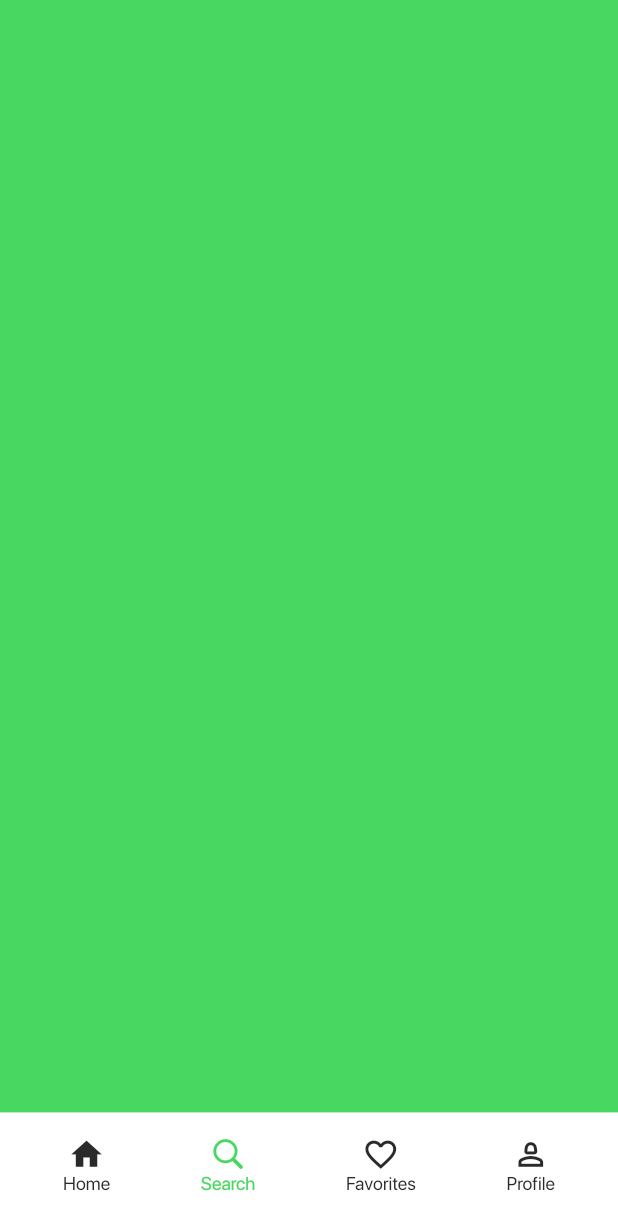
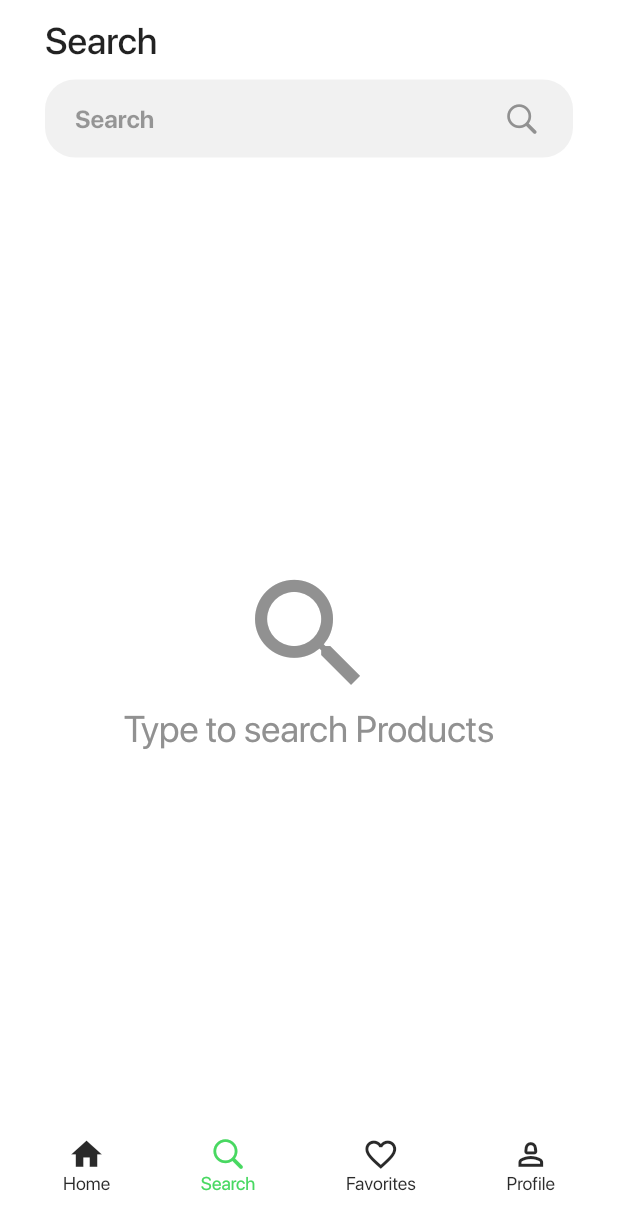
Before and after one commit to ence52/e-commerce_app_flutter, a Flutter app: the screen it shows after launch, scrolled down 314 dp, after a tap on "Search", on a phone screen of 412 x 824 dp. Shown: the top 1230 px of the screen. Run offline on Flutter 3.47's test engine with Material 3 defaults, Android fonts, the phone set to English and light mode, and no system bars; our stand-ins replace cached_network_image, sizer; network calls fail; project files that could hold a hidden picture were left out.

Commit message:
search page added

```diff
--- a/lib/main.dart
+++ b/lib/main.dart
@@ -4,6 +4,7 @@ import 'package:ecommerce_app/view_models/cart_view_model.dart';
 import 'package:ecommerce_app/view_models/home_view_model.dart';
 import 'package:ecommerce_app/view_models/main_page_view_model.dart';
 import 'package:ecommerce_app/view_models/product_detail_view_model.dart';
+import 'package:ecommerce_app/view_models/search_view_model.dart';
 import 'package:flutter/material.dart';
 import 'package:provider/provider.dart';
 import 'package:sizer/sizer.dart';
@@ -33,6 +34,9 @@ class MyApp extends StatelessWidget {
           ChangeNotifierProvider(
             create: (_) => CartViewModel(),
           ),
+          ChangeNotifierProvider(
+            create: (_) => SearchViewModel(),
+          ),
         ],
         child: MaterialApp(
           scrollBehavior: const ScrollBehavior(),
--- a/lib/screens/search_view/search_view.dart
+++ b/lib/screens/search_view/search_view.dart
@@ -1,16 +1,174 @@
 import 'package:ecommerce_app/utils/constants.dart';
+import 'package:ecommerce_app/view_models/search_view_model.dart';
+import 'package:flutter/cupertino.dart';
 import 'package:flutter/material.dart';
+import 'package:provider/provider.dart';
 import 'package:sizer/sizer.dart';
 
-class SeachView extends StatelessWidget {
+import '../../widgets/home_view/item_card.dart';
+
+class SeachView extends StatefulWidget {
   const SeachView({super.key});
 
   @override
+  State<SeachView> createState() => _SeachViewState();
+}
+
+class _SeachViewState extends State<SeachView> {
+  @override
   Widget build(BuildContext context) {
-    return Container(
-      color: themeGreen,
-      height: 90.h,
-      width: double.infinity,
+    return SafeArea(
+      child: Container(
+        color: themeWhite,
+        width: double.infinity,
+        child: Column(
+          children: [
+            const _TitleText(),
+            _SearchField(),
+            SizedBox(
+              height: 20,
+            ),
+            _Body()
+          ],
+        ),
+      ),
     );
   }
 }
+
+class _Body extends StatefulWidget {
+  const _Body({
+    super.key,
+  });
+
+  @override
+  State<_Body> createState() => _BodyState();
+}
+
+class _BodyState extends State<_Body> {
+  @override
+  Widget build(BuildContext context) {
+    final searchViewModel = context.watch<SearchViewModel>();
+    if (searchViewModel.products.isEmpty && !searchViewModel.isSearchFailed) {
+      return Expanded(
+        child: Column(
+          mainAxisAlignment: MainAxisAlignment.center,
+          children: [
+            Icon(
+              Icons.search,
+              size: 70.sp,
+              color: themeTextGrey,
+            ),
+            Text(
+              "Type to search Products",
+              style: TextStyle(fontSize: 18.sp, color: themeTextGrey),
+            ),
+          ],
+        ),
+      );
+    } else if (searchViewModel.products.isEmpty) {
+      return Expanded(
+        child: Column(
+          mainAxisAlignment: MainAxisAlignment.center,
+          children: [
+            Icon(
+              Icons.search_off,
+              size: 70.sp,
+              color: themeTextGrey,
+            ),
+            Text(
+              "Product not found ",
+              style: TextStyle(fontSize: 18.sp, color: themeTextGrey),
+            ),
+          ],
+        ),
+      );
+    } else {
+      return Expanded(
+        child: Consumer<SearchViewModel>(
+          builder: (context, searchViewModel, child) {
+            return GridView.builder(
+              physics: const ClampingScrollPhysics(),
+              cacheExtent: 2000,
+              gridDelegate: const SliverGridDelegateWithFixedCrossAxisCount(
+                crossAxisCount: 2,
+                mainAxisSpacing: 15.0,
+                crossAxisSpacing: 15.0,
+                childAspectRatio: 4 / 5,
+              ),
+              itemCount: searchViewModel.products.length,
+              itemBuilder: (context, index) {
+                return ItemCard(product: searchViewModel.products[index]);
+              },
+              padding: const EdgeInsets.symmetric(horizontal: defaultPadding),
+            );
+          },
+        ),
+      );
+    }
+  }
+}
+
+class _SearchField extends StatelessWidget {
+  _SearchField({
+    super.key,
+  });
+  @override
+  Widget build(BuildContext context) {
+    final searchViewModel =
+        Provider.of<SearchViewModel>(context, listen: false);
+    return Padding(
+      padding: const EdgeInsets.symmetric(
+        horizontal: defaultPadding,
+      ),
+      child: TextField(
+        style: TextStyle(fontSize: 10.sp),
+        onChanged: (value) async {
+          if (value.isEmpty) {
+            searchViewModel.removeProducts();
+            searchViewModel.setSearchFailed(false);
+          } else {
+            await searchViewModel.fetchProductsBySearchText(value);
+          }
+
+          if (searchViewModel.products.isEmpty && value.isNotEmpty) {
+            searchViewModel.setSearchFailed(true);
+          }
+        },
+        decoration: InputDecoration(
+            hintText: "Search",
+            suffixIcon: Padding(
+              padding: const EdgeInsets.only(right: 20),
+              child: Icon(
+                CupertinoIcons.search,
+                size: 18.sp,
+              ),
+            )),
+      ),
+    );
+  }
+}
+
+class _TitleText extends StatelessWidget {
+  const _TitleText({
+    super.key,
+  });
+
+  @override
+  Widget build(BuildContext context) {
+    return Padding(
+      padding: const EdgeInsets.symmetric(
+          horizontal: defaultPadding, vertical: defaultPadding * 0.4),
+      child: Row(
+        mainAxisAlignment: MainAxisAlignment.spaceBetween,
+        crossAxisAlignment: CrossAxisAlignment.center,
+        children: [
+          Text(
+            "Search",
+            style: TextStyle(fontSize: 18.sp, fontWeight: FontWeight.w500),
+          ),
+        ],
+      ),
+    );
+  }
+}
--- a/lib/services/product_service.dart
+++ b/lib/services/product_service.dart
@@ -30,4 +30,17 @@ class ProductService {
       throw Exception("Failed to fetch Products");
     }
   }
+
+  Future<List<Product>> fetchProductsBySearchText(String searchText) async {
+    var url = Uri.parse('$API_BASE_URL/products/search/$searchText');
+    var response = await http.get(url);
+    if (response.statusCode == 200) {
+      List<dynamic> data = jsonDecode(response.body);
+      List<Product> products =
+          data.map((json) => Product.fromJson(json)).toList();
+      return products;
+    } else {
+      throw Exception("Failed to fetch Products");
+    }
+  }
 }
--- a/lib/utils/theme.dart
+++ b/lib/utils/theme.dart
@@ -8,6 +8,8 @@ ThemeData theme = ThemeData(
   scaffoldBackgroundColor: themeWhite,
   appBarTheme: const AppBarTheme(color: themeWhite),
   inputDecorationTheme: InputDecorationTheme(
+    suffixIconColor: themeTextGrey,
+    iconColor: themeBlack,
     border: OutlineInputBorder(
       borderRadius: BorderRadius.circular(20.0),
       borderSide: BorderSide.none,
@@ -26,4 +28,6 @@ ThemeData theme = ThemeData(
     hintStyle: TextStyle(
         color: const Color.fromARGB(118, 42, 42, 42),
         fontWeight: FontWeight.bold,
-            fontSize: 12.sp)));
+        fontSize: 12.sp),
+  ),
+);
--- /dev/null
+++ b/lib/view_models/search_view_model.dart
@@ -0,0 +1,39 @@
+import 'package:ecommerce_app/services/product_service.dart';
+import 'package:flutter/material.dart';
+
+import '../models/product_respone_model.dart';
+
+class SearchViewModel extends ChangeNotifier {
+  final _productService = ProductService();
+
+  bool _isLoading = false;
+  bool _isSearchFailed = false;
+  List<Product> _products = [];
+
+  bool get isLoading => _isLoading;
+  bool get isSearchFailed => _isSearchFailed;
+  List<Product> get products => _products;
+
+  void removeProducts() {
+    _products = [];
+    notifyListeners();
+  }
+
+  void setSearchFailed(bool b) {
+    _isSearchFailed = b;
+    notifyListeners();
+  }
+
+  Future<void> fetchProductsBySearchText(String searchText) async {
+    try {
+      _isLoading = true;
+      notifyListeners();
+      _products = await _productService.fetchProductsBySearchText(searchText);
+      _isLoading = false;
+      notifyListeners();
+    } catch (e) {
+      _isLoading = false;
+      notifyListeners();
+    }
+  }
+}
```
Lines whose indentation alone changed are shown as unchanged.
